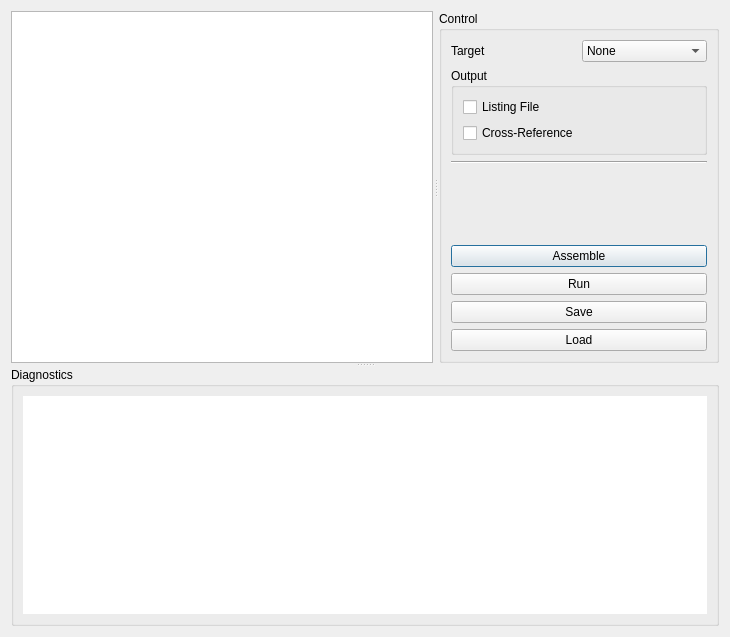
Old version of the form src/gui/ui/assemblerdialog.ui in the repository 42wonko/chip8.
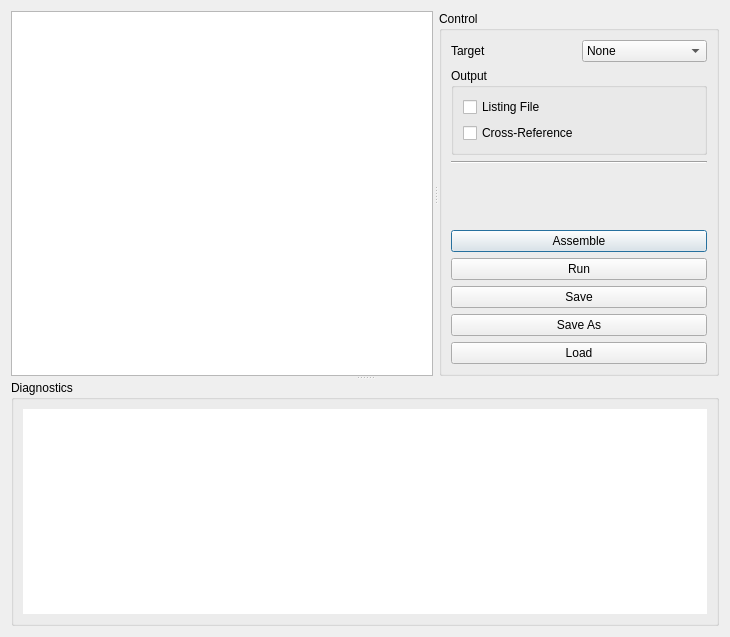
New version of the form. Custom widgets are drawn as their Qt base class.

What changed in the file:
```diff
--- a/src/gui/ui/assemblerdialog.ui
+++ b/src/gui/ui/assemblerdialog.ui
@@ -173,6 +173,13 @@
           </property>
          </widget>
         </item>
+        <item>
+         <widget class="QPushButton" name="asmSaveAsPushButton">
+          <property name="text">
+           <string>Save As</string>
+          </property>
+         </widget>
+        </item>
         <item>
          <widget class="QPushButton" name="asmLoadPushButton">
           <property name="text">
@@ -216,6 +223,13 @@
    </item>
   </layout>
  </widget>
+ <customwidgets>
+  <customwidget>
+   <class>LineNumberTextEdit</class>
+   <extends>QPlainTextEdit</extends>
+   <header>gui.linenumbertextedit.h</header>
+  </customwidget>
+ </customwidgets>
  <resources/>
  <connections/>
 </ui>
```
Left out of the diff: 2 changed lines with no effect on the pictures.
